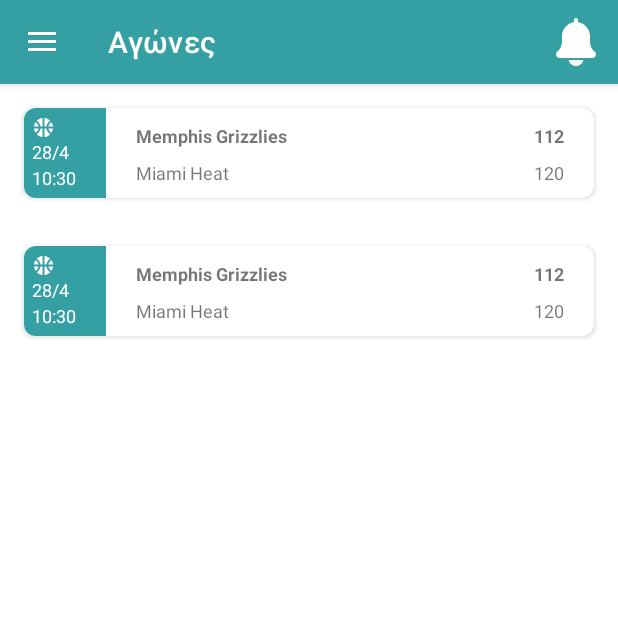
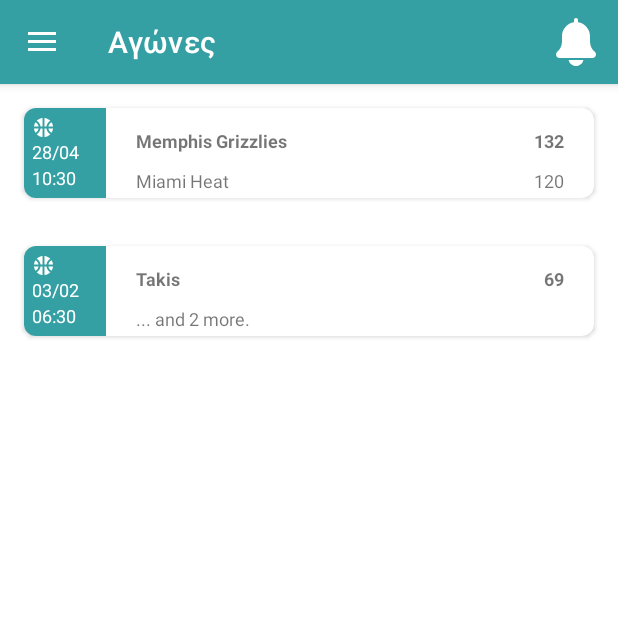
Before and after one commit to martinkaintas/MyCoolSportsApp, an Android app: the screen it shows after launch (NavDrawer), on a phone screen of 412 x 824 dp, the top half of it. Run offline under Robolectric (Android 15) with nearby library versions, the phone set to English and light mode, and no system bars; our stand-ins replace navigation-ui.

Commit message:
show participants with recyclerView

```diff
--- a/app/src/main/java/com/tripple_d/mycoolsportsapp/models/Match.kt
+++ b/app/src/main/java/com/tripple_d/mycoolsportsapp/models/Match.kt
@@ -7,5 +7,5 @@ data class Match (
     var city: String,
     var country: String,
     var sport: Sport,
-    var participants: List<Participant>
+    var participants: MutableList<Participant>
 )
--- a/app/src/main/java/com/tripple_d/mycoolsportsapp/ui/home/HomeFragment.kt
+++ b/app/src/main/java/com/tripple_d/mycoolsportsapp/ui/home/HomeFragment.kt
@@ -17,6 +17,7 @@ import com.tripple_d.mycoolsportsapp.models.Participant
 import com.tripple_d.mycoolsportsapp.models.Sport
 import com.tripple_d.mycoolsportsapp.ui.match_details.MatchDetailsFragment
 import java.time.LocalDateTime
+import java.time.Month
 
 class HomeFragment : Fragment(),IItemClickListener {
 
@@ -37,14 +38,24 @@ class HomeFragment : Fragment(),IItemClickListener {
         // Dummy Data
         var nba: Sport = Sport("NBA", true)
         var miamiHeat: Participant = Participant("Miami Heat", 120)
-        var memphisGrizzlies: Participant = Participant("Memphis Grizzlies", 112)
+        var memphisGrizzlies: Participant = Participant("Memphis Grizzlies", 132)
         var participants: MutableList<Participant> = mutableListOf<Participant>()
         participants.add(memphisGrizzlies)
         participants.add(miamiHeat)
         var match1: Match = Match(LocalDateTime.now(), "Miami", "USA", nba, participants)
 
+        var ski: Sport = Sport("Ski", false)
+        var player1: Participant = Participant("Nikos", 65)
+        var player2: Participant = Participant("Giannakis", 57)
+        var player3: Participant = Participant("Takis", 69)
+        var participants2: MutableList<Participant> = mutableListOf<Participant>()
+        participants2.add(player1)
+        participants2.add(player2)
+        participants2.add(player3)
+        var match2: Match = Match(LocalDateTime.of(2017, Month.FEBRUARY,3,6,30),"LA","USA", nba, participants2)
+
         matches.add(match1)
-        matches.add(match1)
+        matches.add(match2)
 
         val recyclerView = root.findViewById<RecyclerView>(R.id.matches_recycler)
         val matchAdapter = MatchAdapter(matches,this)
--- a/app/src/main/java/com/tripple_d/mycoolsportsapp/ui/home/IItemClickListener.kt
+++ b/app/src/main/java/com/tripple_d/mycoolsportsapp/ui/home/IItemClickListener.kt
@@ -1,6 +1,7 @@
 package com.tripple_d.mycoolsportsapp.ui.home
 
 import com.tripple_d.mycoolsportsapp.models.Match
+import com.tripple_d.mycoolsportsapp.models.Participant
 
 interface IItemClickListener {
         fun onItemClicked(match: Match)
--- a/app/src/main/java/com/tripple_d/mycoolsportsapp/ui/home/MatchAdapter.kt
+++ b/app/src/main/java/com/tripple_d/mycoolsportsapp/ui/home/MatchAdapter.kt
@@ -1,6 +1,5 @@
 package com.tripple_d.mycoolsportsapp.ui.home
 
-import android.graphics.Typeface
 import android.os.Build
 import android.view.LayoutInflater
 import android.view.View
@@ -10,12 +9,16 @@ import androidx.annotation.RequiresApi
 import androidx.recyclerview.widget.RecyclerView
 import com.tripple_d.mycoolsportsapp.R
 import com.tripple_d.mycoolsportsapp.models.Match
+import com.tripple_d.mycoolsportsapp.models.Participant
+import java.time.LocalDateTime
+import java.time.format.DateTimeFormatter
 
 
 class MatchAdapter(private val dataSet: MutableList<Match>, private val itemClickListener: IItemClickListener):
                 RecyclerView.Adapter<MatchAdapter.MatchViewHolder>() {
 
     class MatchViewHolder(view: View) : RecyclerView.ViewHolder(view) {
+        var participantRV: RecyclerView = itemView.findViewById(R.id.match_card_item_rv)
         fun bind(match: Match, clickListener: IItemClickListener)
         {
             itemView.setOnClickListener {
@@ -35,28 +38,27 @@ class MatchAdapter(private val dataSet: MutableList<Match>, private val itemClic
     // Replace the contents of a view (invoked by the layout manager)
     @RequiresApi(Build.VERSION_CODES.O)
     override fun onBindViewHolder(holder: MatchViewHolder, position: Int) {
-        holder.itemView.findViewById<TextView>(R.id.participant).text = dataSet[position].participants.get(0).name
-        holder.itemView.findViewById<TextView>(R.id.participant2).text = dataSet[position].participants.get(1).name
-        holder.itemView.findViewById<TextView>(R.id.score).text = dataSet[position].participants.get(0).score.toString()
-        holder.itemView.findViewById<TextView>(R.id.score2).text = dataSet[position].participants.get(1).score.toString()
 
-        var maxScore: Int = 0
-        var winnerIdx: Int = 0
-        var idx: Int = 0
-        for (participant in dataSet[position].participants) {
-            if (participant.score > maxScore) {
-                maxScore = participant.score
-                winnerIdx = idx
-            }
-            idx++
+        var participantsSorted : List<Participant> = dataSet[position].participants.sortedWith(compareByDescending { it.score })
+
+        if (participantsSorted.size > 2){
+            participantsSorted[1].name = "... and " + (participantsSorted.size - 1) +" more."
+            participantsSorted[1].score = -1
+            participantsSorted = participantsSorted.subList(0,2)
         }
-        holder.itemView.findViewById<TextView>(R.id.participant).setTypeface(null, Typeface.BOLD); //should make the winner Bold
-        holder.itemView.findViewById<TextView>(R.id.score).setTypeface(null, Typeface.BOLD); //should make the winner Bold
 
-        holder.itemView.findViewById<TextView>(R.id.match_date).text = dataSet[position].date.dayOfMonth.toString() + "/" + dataSet[position].date.monthValue.toString()
-        holder.itemView.findViewById<TextView>(R.id.match_time).text = dataSet[position].date.hour.toString() + ":" + dataSet[position].date.minute.toString()
+        val childRecyclerViewAdapter = ParticipantAdapter(participantsSorted)
+        holder.participantRV.setAdapter(childRecyclerViewAdapter)
 
-        holder.bind(dataSet[position],itemClickListener)
+        var dateFormatter = DateTimeFormatter.ofPattern("dd/MM")
+        var timeFormatter = DateTimeFormatter.ofPattern("HH:mm")
+        var date: LocalDateTime = dataSet[position].date
+        var calendarDate = date.format(dateFormatter)
+        var calendarTime = date.format(timeFormatter)
+        holder.itemView.findViewById<TextView>(R.id.match_date).text = calendarDate
+        holder.itemView.findViewById<TextView>(R.id.match_time).text = calendarTime
+
+        holder.bind(dataSet[position], itemClickListener)
     }
 
     // Return the size of your dataset (invoked by the layout manager)
--- /dev/null
+++ b/app/src/main/java/com/tripple_d/mycoolsportsapp/ui/home/ParticipantAdapter.kt
@@ -0,0 +1,48 @@
+package com.tripple_d.mycoolsportsapp.ui.home
+
+import android.graphics.Typeface
+import android.os.Build
+import android.view.LayoutInflater
+import android.view.View
+import android.view.ViewGroup
+import android.widget.TextView
+import androidx.annotation.RequiresApi
+import androidx.recyclerview.widget.RecyclerView
+import com.tripple_d.mycoolsportsapp.R
+import com.tripple_d.mycoolsportsapp.models.Participant
+
+class ParticipantAdapter(private val dataSet: List<Participant>):
+        RecyclerView.Adapter<ParticipantAdapter.ParticipantViewHolder>() {
+
+    class ParticipantViewHolder(view: View) : RecyclerView.ViewHolder(view) {
+    }
+
+    // Create new views (invoked by the layout manager)
+    override fun onCreateViewHolder(viewGroup: ViewGroup, viewType: Int): ParticipantViewHolder {
+        // Create a new view, which defines the UI of the list item
+        val view = LayoutInflater.from(viewGroup.context).inflate(R.layout.match_participant_item, viewGroup, false)
+
+        return ParticipantViewHolder(view)
+    }
+
+    // Replace the contents of a view (invoked by the layout manager)
+    @RequiresApi(Build.VERSION_CODES.O)
+    override fun onBindViewHolder(holder: ParticipantViewHolder, position: Int) {
+
+        holder.itemView.findViewById<TextView>(R.id.participant).text=dataSet[position].name
+        if (dataSet[position].score >= 0){
+            holder.itemView.findViewById<TextView>(R.id.score).text= dataSet[position].score.toString()
+        }else{
+            holder.itemView.findViewById<TextView>(R.id.score).text= ""
+        }
+
+        if(position==0) {
+            holder.itemView.findViewById<TextView>(R.id.participant).setTypeface(null, Typeface.BOLD); //should make the winner Bold
+            holder.itemView.findViewById<TextView>(R.id.score).setTypeface(null, Typeface.BOLD); //should make the winner Bold
+        }
+
+    }
+
+    // Return the size of your dataset (invoked by the layout manager)
+    override fun getItemCount() = dataSet.size
+}
--- a/app/src/main/res/layout/match_card_item.xml
+++ b/app/src/main/res/layout/match_card_item.xml
@@ -82,53 +82,18 @@
                 android:layout_height="match_parent"
                 android:layout_weight="1">
 
-                <TextView
-                    android:id="@+id/participant"
-                    android:layout_width="200dp"
+
+                <androidx.recyclerview.widget.RecyclerView
+                    android:id="@+id/match_card_item_rv"
+                    android:layout_width="match_parent"
                     android:layout_height="wrap_content"
-                    android:layout_marginStart="20dp"
-                    android:layout_marginLeft="20dp"
-                    android:layout_marginTop="10dp"
-                    android:text="Memphis Grizzlies"
-                    android:textSize="12sp"
+                    app:layoutManager="androidx.recyclerview.widget.LinearLayoutManager"
+                    app:layout_constraintBottom_toBottomOf="parent"
+                    app:layout_constraintEnd_toEndOf="parent"
                     app:layout_constraintStart_toStartOf="parent"
-                    app:layout_constraintTop_toTopOf="parent" />
+                    app:layout_constraintTop_toTopOf="parent"
+                    tools:listitem="@layout/match_participant_item" />
 
-                <TextView
-                    android:id="@+id/participant2"
-                    android:layout_width="200dp"
-                    android:layout_height="wrap_content"
-                    android:layout_marginStart="20dp"
-                    android:layout_marginLeft="20dp"
-                    android:layout_marginTop="8dp"
-                    android:text="Miami Heat"
-                    android:textSize="12sp"
-                    app:layout_constraintStart_toStartOf="parent"
-                    app:layout_constraintTop_toBottomOf="@+id/participant" />
-
-                <TextView
-                    android:id="@+id/score"
-                    android:layout_width="wrap_content"
-                    android:layout_height="wrap_content"
-                    android:layout_marginTop="10dp"
-                    android:layout_marginEnd="20dp"
-                    android:layout_marginRight="20dp"
-                    android:text="100"
-                    android:textSize="12sp"
-                    app:layout_constraintEnd_toEndOf="parent"
-                    app:layout_constraintTop_toTopOf="parent" />
-
-                <TextView
-                    android:id="@+id/score2"
-                    android:layout_width="wrap_content"
-                    android:layout_height="wrap_content"
-                    android:layout_marginTop="8dp"
-                    android:layout_marginEnd="20dp"
-                    android:layout_marginRight="20dp"
-                    android:text="120"
-                    android:textSize="12sp"
-                    app:layout_constraintEnd_toEndOf="parent"
-                    app:layout_constraintTop_toBottomOf="@+id/score" />
             </androidx.constraintlayout.widget.ConstraintLayout>
 
         </LinearLayout>
--- /dev/null
+++ b/app/src/main/res/layout/match_participant_item.xml
@@ -0,0 +1,31 @@
+<?xml version="1.0" encoding="utf-8"?>
+<androidx.constraintlayout.widget.ConstraintLayout xmlns:android="http://schemas.android.com/apk/res/android"
+    xmlns:app="http://schemas.android.com/apk/res-auto"
+    android:id="@+id/match_participant_item"
+    android:layout_width="match_parent"
+    android:layout_height="wrap_content">
+
+    <TextView
+        android:id="@+id/participant"
+        android:layout_width="200dp"
+        android:layout_height="wrap_content"
+        android:layout_marginStart="20dp"
+        android:layout_marginLeft="20dp"
+        android:layout_marginTop="10dp"
+        android:text="@string/matchDetails__participation"
+        android:textSize="12sp"
+        app:layout_constraintStart_toStartOf="parent"
+        app:layout_constraintTop_toTopOf="parent" />
+
+    <TextView
+        android:id="@+id/score"
+        android:layout_width="wrap_content"
+        android:layout_height="wrap_content"
+        android:layout_marginTop="10dp"
+        android:layout_marginEnd="20dp"
+        android:layout_marginRight="20dp"
+        android:text="@string/matchDetails__point"
+        android:textSize="12sp"
+        app:layout_constraintEnd_toEndOf="parent"
+        app:layout_constraintTop_toTopOf="parent" />
+</androidx.constraintlayout.widget.ConstraintLayout>
```
